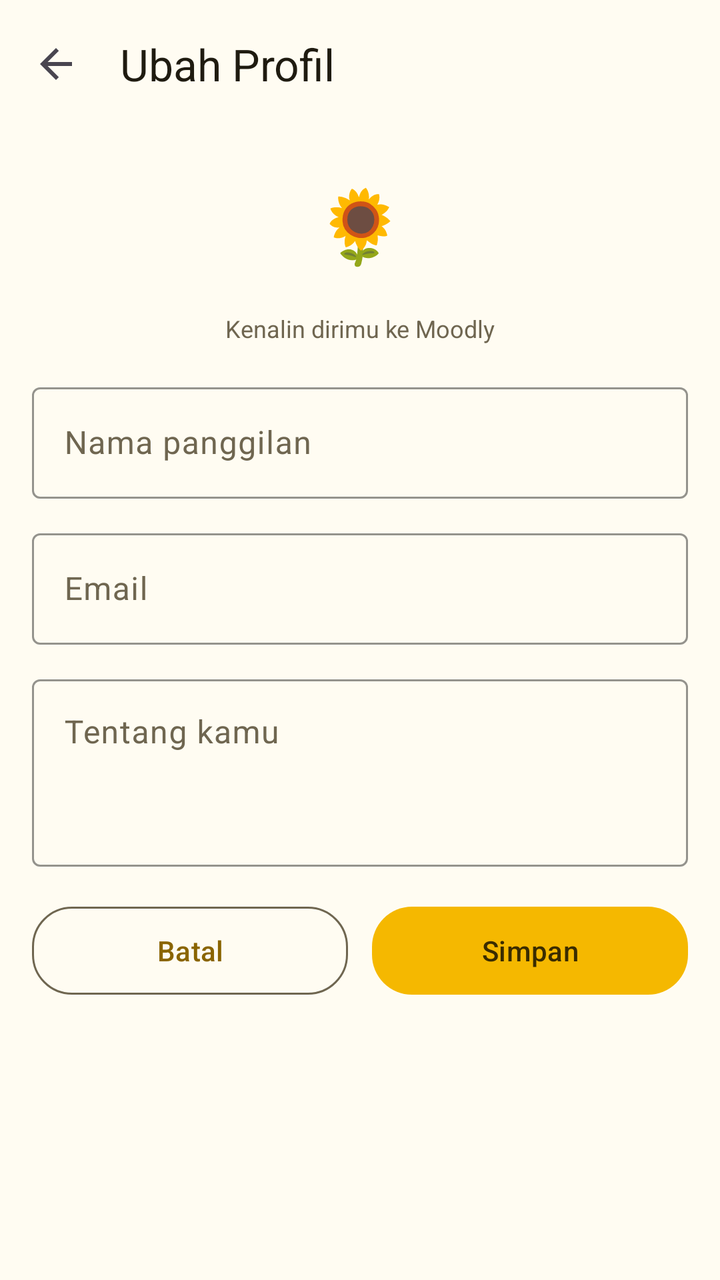
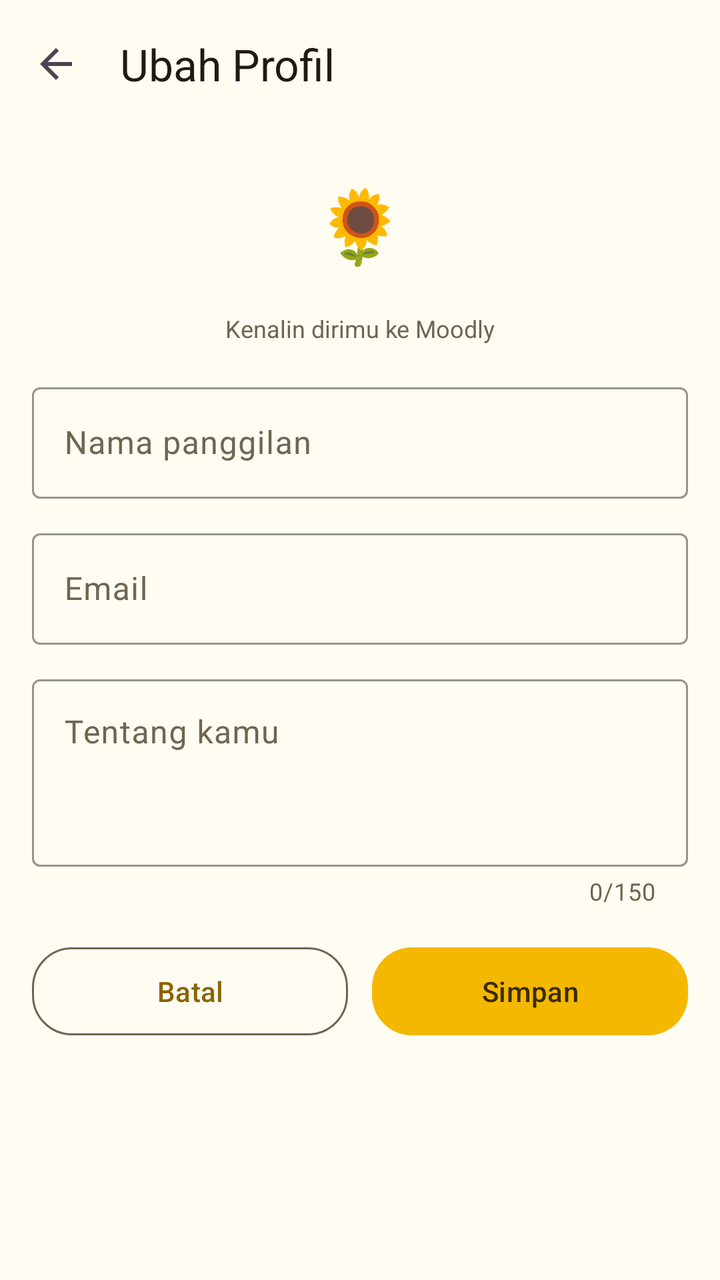

Compare the two renders of this Android layout. The source of the first and the diff that turns it into the second are given below.
<!-- AndroidManifest.xml: application theme Theme.Moodly -->
<!-- res/layout/activity_edit_profile.xml -->
<?xml version="1.0" encoding="utf-8"?>
<LinearLayout xmlns:android="http://schemas.android.com/apk/res/android"
    xmlns:app="http://schemas.android.com/apk/res-auto"
    android:layout_width="match_parent"
    android:layout_height="match_parent"
    android:background="@color/surface"
    android:orientation="vertical">

    <com.google.android.material.appbar.MaterialToolbar
        android:id="@+id/toolbar"
        style="@style/Moodly.Toolbar"
        android:layout_width="match_parent"
        android:layout_height="?attr/actionBarSize"
        app:navigationIcon="@drawable/ic_arrow_back"
        app:title="Ubah Profil" />

    <androidx.core.widget.NestedScrollView
        android:layout_width="match_parent"
        android:layout_height="match_parent">

        <LinearLayout
            android:layout_width="match_parent"
            android:layout_height="wrap_content"
            android:orientation="vertical"
            android:paddingStart="16dp"
            android:paddingTop="4dp"
            android:paddingEnd="16dp"
            android:paddingBottom="24dp">

            <TextView
                android:layout_width="72dp"
                android:layout_height="72dp"
                android:layout_gravity="center_horizontal"
                android:layout_marginTop="8dp"
                android:background="@drawable/bg_emo"
                android:gravity="center"
                android:text="🌻"
                android:textSize="36sp" />

            <TextView
                style="@style/Moodly.Small"
                android:layout_width="match_parent"
                android:layout_height="wrap_content"
                android:layout_marginTop="8dp"
                android:layout_marginBottom="16dp"
                android:gravity="center"
                android:text="Kenalin dirimu ke Moodly" />

            <com.google.android.material.textfield.TextInputLayout
                style="@style/Widget.Material3.TextInputLayout.OutlinedBox"
                android:layout_width="match_parent"
                android:layout_height="wrap_content"
                android:hint="Nama panggilan"
                app:boxStrokeColor="@color/primary_text"
                app:hintTextColor="@color/primary_text">

                <com.google.android.material.textfield.TextInputEditText
                    android:id="@+id/etNama"
                    android:layout_width="match_parent"
                    android:layout_height="wrap_content"
                    android:inputType="textPersonName|textCapWords"
                    android:maxLines="1" />
            </com.google.android.material.textfield.TextInputLayout>

            <com.google.android.material.textfield.TextInputLayout
                style="@style/Widget.Material3.TextInputLayout.OutlinedBox"
                android:layout_width="match_parent"
                android:layout_height="wrap_content"
                android:layout_marginTop="12dp"
                android:hint="Email"
                app:boxStrokeColor="@color/primary_text"
                app:hintTextColor="@color/primary_text">

                <com.google.android.material.textfield.TextInputEditText
                    android:id="@+id/etEmail"
                    android:layout_width="match_parent"
                    android:layout_height="wrap_content"
                    android:inputType="textEmailAddress"
                    android:maxLines="1" />
            </com.google.android.material.textfield.TextInputLayout>

            <com.google.android.material.textfield.TextInputLayout
                style="@style/Widget.Material3.TextInputLayout.OutlinedBox"
                android:layout_width="match_parent"
                android:layout_height="wrap_content"
                android:layout_marginTop="12dp"
                android:hint="Tentang kamu"
                app:boxStrokeColor="@color/primary_text"
                app:hintTextColor="@color/primary_text">

                <com.google.android.material.textfield.TextInputEditText
                    android:id="@+id/etBio"
                    android:layout_width="match_parent"
                    android:layout_height="wrap_content"
                    android:gravity="top|start"
                    android:inputType="textMultiLine|textCapSentences"
                    android:minLines="3" />
            </com.google.android.material.textfield.TextInputLayout>

            <LinearLayout
                android:layout_width="match_parent"
                android:layout_height="wrap_content"
                android:layout_marginTop="16dp"
                android:orientation="horizontal">

                <com.google.android.material.button.MaterialButton
                    android:id="@+id/btnBatal"
                    style="@style/Widget.Material3.Button.OutlinedButton"
                    android:layout_width="0dp"
                    android:layout_height="52dp"
                    android:layout_marginEnd="6dp"
                    android:layout_weight="1"
                    android:text="Batal"
                    android:textColor="@color/primary_text"
                    app:cornerRadius="20dp" />

                <com.google.android.material.button.MaterialButton
                    android:id="@+id/btnSimpan"
                    android:layout_width="0dp"
                    android:layout_height="52dp"
                    android:layout_marginStart="6dp"
                    android:layout_weight="1"
                    android:text="Simpan"
                    android:textColor="@color/on_primary"
                    app:backgroundTint="@color/primary"
                    app:cornerRadius="20dp" />
            </LinearLayout>

            <TextView
                android:id="@+id/tvStatus"
                style="@style/Moodly.Small"
                android:layout_width="match_parent"
                android:layout_height="wrap_content"
                android:layout_marginTop="14dp" />
        </LinearLayout>
    </androidx.core.widget.NestedScrollView>
</LinearLayout>
<!-- resources referenced by this layout -->
<resources>
  <color name="on_primary">#3A2C00</color>
  <color name="primary">#F5B800</color>
  <color name="primary_text">#8A6500</color>
  <color name="surface">#FFFCF2</color>
  <!-- drawable bg_emo (drawable) -->
  <?xml version="1.0" encoding="utf-8"?>
  <shape xmlns:android="http://schemas.android.com/apk/res/android" android:shape="oval">
      <solid android:color="@color/surface" />
  </shape>
  <!-- drawable ic_arrow_back (drawable) -->
  <?xml version="1.0" encoding="utf-8"?>
  <vector xmlns:android="http://schemas.android.com/apk/res/android"
      android:width="24dp" android:height="24dp"
      android:viewportWidth="24" android:viewportHeight="24"
      android:tint="?attr/colorControlNormal">
      <path android:fillColor="@android:color/white" android:pathData="M20,11H7.83l5.59,-5.59L12,4l-8,8 8,8 1.41,-1.41L7.83,13H20v-2z" />
  </vector>
  <style name="Moodly.Small" parent="">
          <item name="android:textSize">12sp</item>
          <item name="android:textColor">@color/muted</item>
      </style>
  <style name="Moodly.Toolbar" parent="Widget.Material3.Toolbar">
          <item name="android:background">@color/surface</item>
          <item name="titleTextColor">@color/on_surface</item>
      </style>
  <style name="Theme.Moodly" parent="Theme.Material3.Light.NoActionBar">
          <item name="colorPrimary">@color/primary</item>
          <item name="colorOnPrimary">@color/on_primary</item>
          <item name="colorPrimaryContainer">@color/primary_container</item>
          <item name="colorOnPrimaryContainer">@color/on_primary_container</item>
          <item name="colorSecondary">@color/primary_text</item>
          <item name="colorSecondaryContainer">@color/primary_container</item>
          <item name="colorOnSecondaryContainer">@color/on_primary_container</item>
          <item name="colorSurface">@color/surface</item>
          <item name="colorOnSurface">@color/on_surface</item>
          <item name="colorOnSurfaceVariant">@color/muted</item>
          <item name="colorOutline">@color/muted</item>
          <item name="android:colorBackground">@color/surface</item>
          <item name="android:windowBackground">@color/surface</item>
          <item name="android:statusBarColor">@color/surface</item>
          <item name="android:windowLightStatusBar">true</item>
          <item name="android:navigationBarColor">@color/surface_2</item>
      </style>
  <color name="muted">#6F6650</color>
  <color name="on_surface">#1F1B10</color>
  <color name="primary_container">#FFE98A</color>
  <color name="on_primary_container">#3A2C00</color>
  <color name="surface_2">#FDF5D9</color>
</resources>

<!-- the commit's change to res/layout/activity_edit_profile.xml (unified diff, before → after) -->
@@ -47,6 +47,7 @@
                 android:text="Kenalin dirimu ke Moodly" />
 
             <com.google.android.material.textfield.TextInputLayout
+                android:id="@+id/tilNama"
                 style="@style/Widget.Material3.TextInputLayout.OutlinedBox"
                 android:layout_width="match_parent"
                 android:layout_height="wrap_content"
@@ -63,6 +64,7 @@
             </com.google.android.material.textfield.TextInputLayout>
 
             <com.google.android.material.textfield.TextInputLayout
+                android:id="@+id/tilEmail"
                 style="@style/Widget.Material3.TextInputLayout.OutlinedBox"
                 android:layout_width="match_parent"
                 android:layout_height="wrap_content"
@@ -80,11 +82,14 @@
             </com.google.android.material.textfield.TextInputLayout>
 
             <com.google.android.material.textfield.TextInputLayout
+                android:id="@+id/tilBio"
                 style="@style/Widget.Material3.TextInputLayout.OutlinedBox"
                 android:layout_width="match_parent"
                 android:layout_height="wrap_content"
                 android:layout_marginTop="12dp"
                 android:hint="Tentang kamu"
+                app:counterEnabled="true"
+                app:counterMaxLength="150"
                 app:boxStrokeColor="@color/primary_text"
                 app:hintTextColor="@color/primary_text">
 
